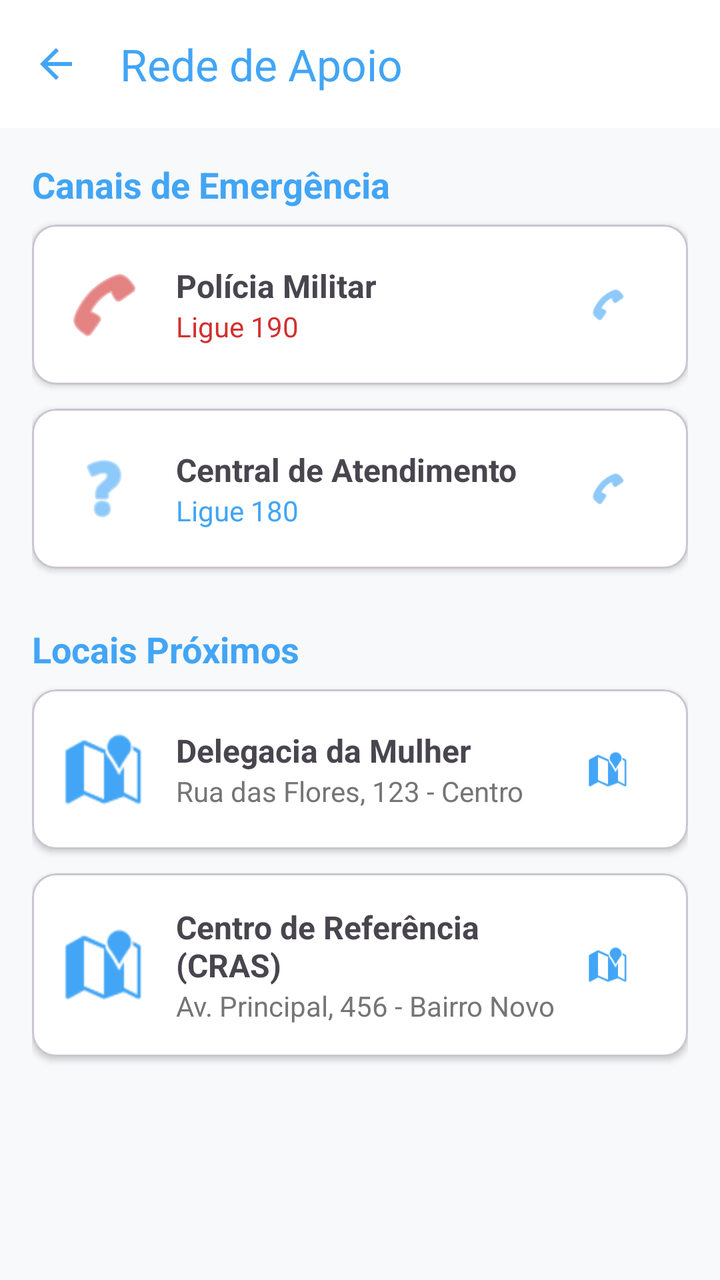
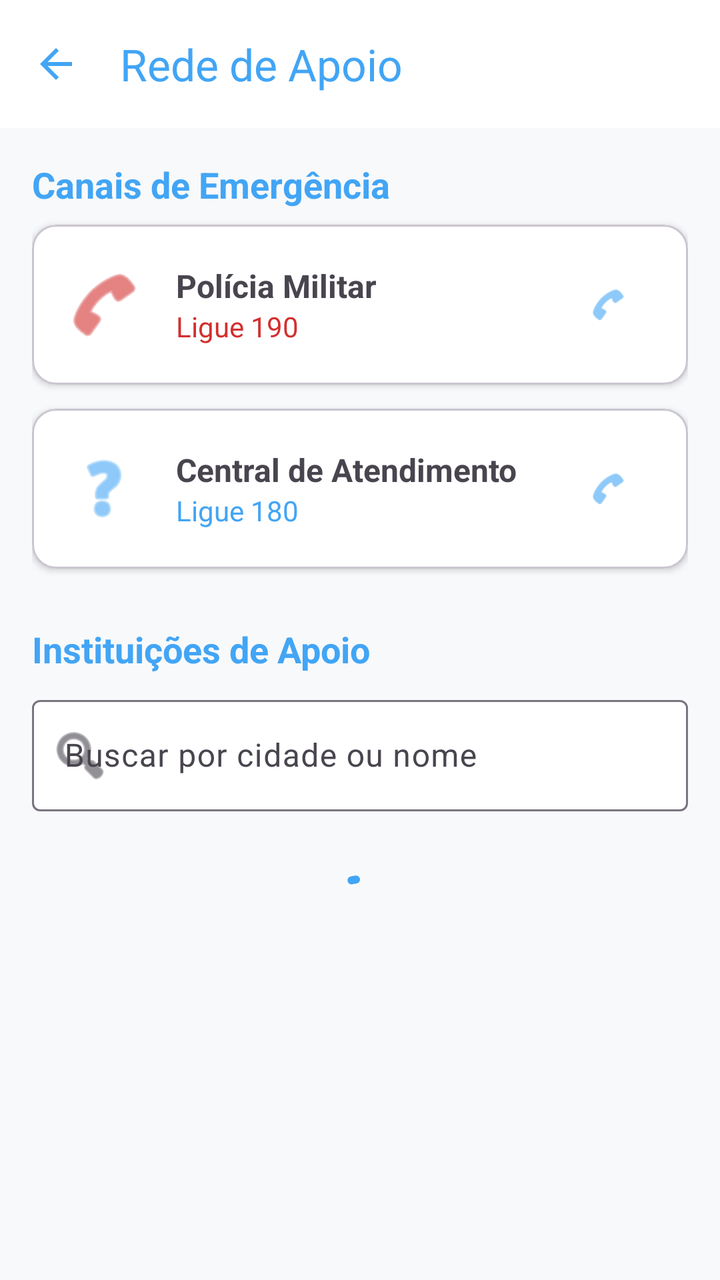

Compare the two renders of this Android layout. The source of the first and the diff that turns it into the second are given below.
<!-- AndroidManifest.xml: application theme Theme.Ampara -->
<!-- res/layout/activity_rede_apoio.xml -->
<?xml version="1.0" encoding="utf-8"?>
<androidx.coordinatorlayout.widget.CoordinatorLayout xmlns:android="http://schemas.android.com/apk/res/android"
    xmlns:app="http://schemas.android.com/apk/res-auto"
    xmlns:tools="http://schemas.android.com/tools"
    android:layout_width="match_parent"
    android:layout_height="match_parent"
    android:background="#F8F9FA"
    tools:context=".ui.RedeApoioActivity">

    <com.google.android.material.appbar.AppBarLayout
        android:layout_width="match_parent"
        android:layout_height="wrap_content"
        android:background="@color/white">

        <com.google.android.material.appbar.MaterialToolbar
            android:id="@+id/toolbarRedeApoio"
            android:layout_width="match_parent"
            android:layout_height="?attr/actionBarSize"
            app:navigationIcon="?attr/homeAsUpIndicator"
            app:navigationIconTint="@color/primary_ampara"
            app:title="Rede de Apoio"
            app:titleTextColor="@color/primary_ampara" />

    </com.google.android.material.appbar.AppBarLayout>

    <androidx.core.widget.NestedScrollView
        android:layout_width="match_parent"
        android:layout_height="match_parent"
        app:layout_behavior="@string/appbar_scrolling_view_behavior">

        <LinearLayout
            android:layout_width="match_parent"
            android:layout_height="wrap_content"
            android:orientation="vertical"
            android:padding="16dp">

            <TextView
                android:layout_width="match_parent"
                android:layout_height="wrap_content"
                android:text="Canais de Emergência"
                android:textColor="@color/primary_ampara"
                android:textSize="18sp"
                android:textStyle="bold"
                android:layout_marginBottom="8dp" />

            
            <com.google.android.material.card.MaterialCardView
                android:id="@+id/cardPolicia"
                android:layout_width="match_parent"
                android:layout_height="wrap_content"
                android:layout_marginBottom="12dp"
                app:cardCornerRadius="12dp"
                app:cardElevation="2dp"
                app:cardBackgroundColor="@color/white">
                <LinearLayout
                    android:layout_width="match_parent"
                    android:layout_height="wrap_content"
                    android:padding="16dp"
                    android:gravity="center_vertical"
                    android:orientation="horizontal">
                    <ImageView
                        android:layout_width="40dp"
                        android:layout_height="40dp"
                        android:src="@android:drawable/ic_menu_call"
                        app:tint="#D32F2F" />
                    <LinearLayout
                        android:layout_width="0dp"
                        android:layout_height="wrap_content"
                        android:layout_weight="1"
                        android:layout_marginStart="16dp"
                        android:orientation="vertical">
                        <TextView
                            android:layout_width="wrap_content"
                            android:layout_height="wrap_content"
                            android:text="Polícia Militar"
                            android:textStyle="bold"
                            android:textSize="16sp" />
                        <TextView
                            android:layout_width="wrap_content"
                            android:layout_height="wrap_content"
                            android:text="Ligue 190"
                            android:textColor="#D32F2F" />
                    </LinearLayout>
                    <com.google.android.material.button.MaterialButton
                        android:id="@+id/btnCallPolicia"
                        style="@style/Widget.Material3.Button.IconButton"
                        android:layout_width="wrap_content"
                        android:layout_height="wrap_content"
                        app:icon="@android:drawable/ic_menu_call"
                        app:iconTint="@color/primary_ampara" />
                </LinearLayout>
            </com.google.android.material.card.MaterialCardView>

            
            <com.google.android.material.card.MaterialCardView
                android:id="@+id/cardCentralMulher"
                android:layout_width="match_parent"
                android:layout_height="wrap_content"
                android:layout_marginBottom="12dp"
                app:cardCornerRadius="12dp"
                app:cardElevation="2dp"
                app:cardBackgroundColor="@color/white">
                <LinearLayout
                    android:layout_width="match_parent"
                    android:layout_height="wrap_content"
                    android:padding="16dp"
                    android:gravity="center_vertical"
                    android:orientation="horizontal">
                    <ImageView
                        android:layout_width="40dp"
                        android:layout_height="40dp"
                        android:src="@android:drawable/ic_menu_help"
                        app:tint="@color/primary_ampara" />
                    <LinearLayout
                        android:layout_width="0dp"
                        android:layout_height="wrap_content"
                        android:layout_weight="1"
                        android:layout_marginStart="16dp"
                        android:orientation="vertical">
                        <TextView
                            android:layout_width="wrap_content"
                            android:layout_height="wrap_content"
                            android:text="Central de Atendimento"
                            android:textStyle="bold"
                            android:textSize="16sp" />
                        <TextView
                            android:layout_width="wrap_content"
                            android:layout_height="wrap_content"
                            android:text="Ligue 180"
                            android:textColor="@color/primary_ampara" />
                    </LinearLayout>
                    <com.google.android.material.button.MaterialButton
                        android:id="@+id/btnCall180"
                        style="@style/Widget.Material3.Button.IconButton"
                        android:layout_width="wrap_content"
                        android:layout_height="wrap_content"
                        app:icon="@android:drawable/ic_menu_call"
                        app:iconTint="@color/primary_ampara" />
                </LinearLayout>
            </com.google.android.material.card.MaterialCardView>

            <TextView
                android:layout_width="match_parent"
                android:layout_height="wrap_content"
                android:text="Locais Próximos"
                android:textColor="@color/primary_ampara"
                android:textSize="18sp"
                android:textStyle="bold"
                android:layout_marginTop="16dp"
                android:layout_marginBottom="8dp" />

            
            <com.google.android.material.card.MaterialCardView
                android:layout_width="match_parent"
                android:layout_height="wrap_content"
                android:layout_marginBottom="12dp"
                app:cardCornerRadius="12dp"
                app:cardElevation="2dp"
                app:cardBackgroundColor="@color/white">
                <LinearLayout
                    android:layout_width="match_parent"
                    android:layout_height="wrap_content"
                    android:padding="16dp"
                    android:gravity="center_vertical"
                    android:orientation="horizontal">
                    <ImageView
                        android:layout_width="40dp"
                        android:layout_height="40dp"
                        android:src="@android:drawable/ic_dialog_map"
                        app:tint="@color/primary_ampara" />
                    <LinearLayout
                        android:layout_width="0dp"
                        android:layout_height="wrap_content"
                        android:layout_weight="1"
                        android:layout_marginStart="16dp"
                        android:orientation="vertical">
                        <TextView
                            android:layout_width="wrap_content"
                            android:layout_height="wrap_content"
                            android:text="Delegacia da Mulher"
                            android:textStyle="bold"
                            android:textSize="16sp" />
                        <TextView
                            android:layout_width="wrap_content"
                            android:layout_height="wrap_content"
                            android:text="Rua das Flores, 123 - Centro"
                            android:textSize="14sp"
                            android:textColor="#757575" />
                    </LinearLayout>
                    <com.google.android.material.button.MaterialButton
                        android:id="@+id/btnMapDelegacia"
                        style="@style/Widget.Material3.Button.IconButton"
                        android:layout_width="wrap_content"
                        android:layout_height="wrap_content"
                        app:icon="@android:drawable/ic_dialog_map"
                        app:iconTint="@color/primary_ampara" />
                </LinearLayout>
            </com.google.android.material.card.MaterialCardView>

            
            <com.google.android.material.card.MaterialCardView
                android:layout_width="match_parent"
                android:layout_height="wrap_content"
                android:layout_marginBottom="12dp"
                app:cardCornerRadius="12dp"
                app:cardElevation="2dp"
                app:cardBackgroundColor="@color/white">
                <LinearLayout
                    android:layout_width="match_parent"
                    android:layout_height="wrap_content"
                    android:padding="16dp"
                    android:gravity="center_vertical"
                    android:orientation="horizontal">
                    <ImageView
                        android:layout_width="40dp"
                        android:layout_height="40dp"
                        android:src="@android:drawable/ic_dialog_map"
                        app:tint="@color/primary_ampara" />
                    <LinearLayout
                        android:layout_width="0dp"
                        android:layout_height="wrap_content"
                        android:layout_weight="1"
                        android:layout_marginStart="16dp"
                        android:orientation="vertical">
                        <TextView
                            android:layout_width="wrap_content"
                            android:layout_height="wrap_content"
                            android:text="Centro de Referência (CRAS)"
                            android:textStyle="bold"
                            android:textSize="16sp" />
                        <TextView
                            android:layout_width="wrap_content"
                            android:layout_height="wrap_content"
                            android:text="Av. Principal, 456 - Bairro Novo"
                            android:textSize="14sp"
                            android:textColor="#757575" />
                    </LinearLayout>
                    <com.google.android.material.button.MaterialButton
                        android:id="@+id/btnMapCras"
                        style="@style/Widget.Material3.Button.IconButton"
                        android:layout_width="wrap_content"
                        android:layout_height="wrap_content"
                        app:icon="@android:drawable/ic_dialog_map"
                        app:iconTint="@color/primary_ampara" />
                </LinearLayout>
            </com.google.android.material.card.MaterialCardView>

        </LinearLayout>
    </androidx.core.widget.NestedScrollView>

</androidx.coordinatorlayout.widget.CoordinatorLayout>
<!-- resources referenced by this layout -->
<resources>
  <color name="primary_ampara">#42A5F5</color>
  <color name="white">#FFFFFFFF</color>
  <style name="Theme.Ampara" parent="Theme.Material3.DayNight.NoActionBar">
          
          <item name="colorPrimary">@color/primary_ampara</item>
          <item name="colorOnPrimary">@color/white</item>
          <item name="colorPrimaryContainer">@color/primary_ampara_light</item>
  
          
          <item name="android:statusBarColor">@color/primary_ampara</item>
      </style>
  <color name="primary_ampara_light">#E3F2FD</color>
</resources>

<!-- the commit's change to res/layout/activity_rede_apoio.xml (unified diff, before → after) -->
@@ -142,108 +142,56 @@
             <TextView
                 android:layout_width="match_parent"
                 android:layout_height="wrap_content"
-                android:text="Locais Próximos"
+                android:layout_marginTop="16dp"
+                android:layout_marginBottom="8dp"
+                android:text="Instituições de Apoio"
                 android:textColor="@color/primary_ampara"
                 android:textSize="18sp"
-                android:textStyle="bold"
-                android:layout_marginTop="16dp"
-                android:layout_marginBottom="8dp" />
+                android:textStyle="bold" />
 
-            
-            <com.google.android.material.card.MaterialCardView
+            <com.google.android.material.textfield.TextInputLayout
+                android:id="@+id/tilBuscaCidade"
+                style="@style/Widget.Material3.TextInputLayout.OutlinedBox"
                 android:layout_width="match_parent"
                 android:layout_height="wrap_content"
                 android:layout_marginBottom="12dp"
-                app:cardCornerRadius="12dp"
-                app:cardElevation="2dp"
-                app:cardBackgroundColor="@color/white">
-                <LinearLayout
+                android:hint="Buscar por cidade ou nome"
+                app:boxBackgroundColor="@color/white"
+                app:startIconDrawable="@android:drawable/ic_menu_search">
+
+                <com.google.android.material.textfield.TextInputEditText
+                    android:id="@+id/editBuscaCidade"
                     android:layout_width="match_parent"
                     android:layout_height="wrap_content"
-                    android:padding="16dp"
-                    android:gravity="center_vertical"
-                    android:orientation="horizontal">
-                    <ImageView
-                        android:layout_width="40dp"
-                        android:layout_height="40dp"
-                        android:src="@android:drawable/ic_dialog_map"
-                        app:tint="@color/primary_ampara" />
-                    <LinearLayout
-                        android:layout_width="0dp"
-                        android:layout_height="wrap_content"
-                        android:layout_weight="1"
-                        android:layout_marginStart="16dp"
-                        android:orientation="vertical">
-                        <TextView
-                            android:layout_width="wrap_content"
-                            android:layout_height="wrap_content"
-                            android:text="Delegacia da Mulher"
-                            android:textStyle="bold"
-                            android:textSize="16sp" />
-                        <TextView
-                            android:layout_width="wrap_content"
-                            android:layout_height="wrap_content"
-                            android:text="Rua das Flores, 123 - Centro"
-                            android:textSize="14sp"
-                            android:textColor="#757575" />
-                    </LinearLayout>
-                    <com.google.android.material.button.MaterialButton
-                        android:id="@+id/btnMapDelegacia"
-                        style="@style/Widget.Material3.Button.IconButton"
-                        android:layout_width="wrap_content"
-                        android:layout_height="wrap_content"
-                        app:icon="@android:drawable/ic_dialog_map"
-                        app:iconTint="@color/primary_ampara" />
-                </LinearLayout>
-            </com.google.android.material.card.MaterialCardView>
+                    android:imeOptions="actionSearch"
+                    android:inputType="text"
+                    android:maxLines="1" />
+            </com.google.android.material.textfield.TextInputLayout>
 
-            
-            <com.google.android.material.card.MaterialCardView
+            <com.google.android.material.progressindicator.CircularProgressIndicator
+                android:id="@+id/progressInstituicoes"
+                android:layout_width="wrap_content"
+                android:layout_height="wrap_content"
+                android:layout_gravity="center_horizontal"
+                android:layout_marginTop="16dp"
+                android:indeterminate="true"
+                app:indicatorColor="@color/primary_ampara" />
+
+            <TextView
+                android:id="@+id/tvSemInstituicoes"
                 android:layout_width="match_parent"
                 android:layout_height="wrap_content"
-                android:layout_marginBottom="12dp"
-                app:cardCornerRadius="12dp"
-                app:cardElevation="2dp"
-                app:cardBackgroundColor="@color/white">
-                <LinearLayout
-                    android:layout_width="match_parent"
-                    android:layout_height="wrap_content"
-                    android:padding="16dp"
-                    android:gravity="center_vertical"
-                    android:orientation="horizontal">
-                    <ImageView
-                        android:layout_width="40dp"
-                        android:layout_height="40dp"
-                        android:src="@android:drawable/ic_dialog_map"
-                        app:tint="@color/primary_ampara" />
-                    <LinearLayout
-                        android:layout_width="0dp"
-                        android:layout_height="wrap_content"
-                        android:layout_weight="1"
-                        android:layout_marginStart="16dp"
-                        android:orientation="vertical">
-                        <TextView
-                            android:layout_width="wrap_content"
-                            android:layout_height="wrap_content"
-                            android:text="Centro de Referência (CRAS)"
-                            android:textStyle="bold"
-                            android:textSize="16sp" />
-                        <TextView
-                            android:layout_width="wrap_content"
-                            android:layout_height="wrap_content"
-                            android:text="Av. Principal, 456 - Bairro Novo"
-                            android:textSize="14sp"
-                            android:textColor="#757575" />
-                    </LinearLayout>
-                    <com.google.android.material.button.MaterialButton
-                        android:id="@+id/btnMapCras"
-                        style="@style/Widget.Material3.Button.IconButton"
-                        android:layout_width="wrap_content"
-                        android:layout_height="wrap_content"
-                        app:icon="@android:drawable/ic_dialog_map"
-                        app:iconTint="@color/primary_ampara" />
-                </LinearLayout>
-            </com.google.android.material.card.MaterialCardView>
+                android:layout_marginTop="16dp"
+                android:gravity="center"
+                android:text="Nenhuma instituição encontrada."
+                android:textColor="@color/text_gray"
+                android:visibility="gone" />
+
+            <androidx.recyclerview.widget.RecyclerView
+                android:id="@+id/rvInstituicoes"
+                android:layout_width="match_parent"
+                android:layout_height="wrap_content"
+                android:nestedScrollingEnabled="false" />
 
         </LinearLayout>
     </androidx.core.widget.NestedScrollView>
<!-- resource entries referenced after the edit -->
@@ -1,6 +1,7 @@
 <!-- resources referenced by this layout -->
 <resources>
   <color name="primary_ampara">#42A5F5</color>
+  <color name="text_gray">#757575</color>
   <color name="white">#FFFFFFFF</color>
   <style name="Theme.Ampara" parent="Theme.Material3.DayNight.NoActionBar">
           
